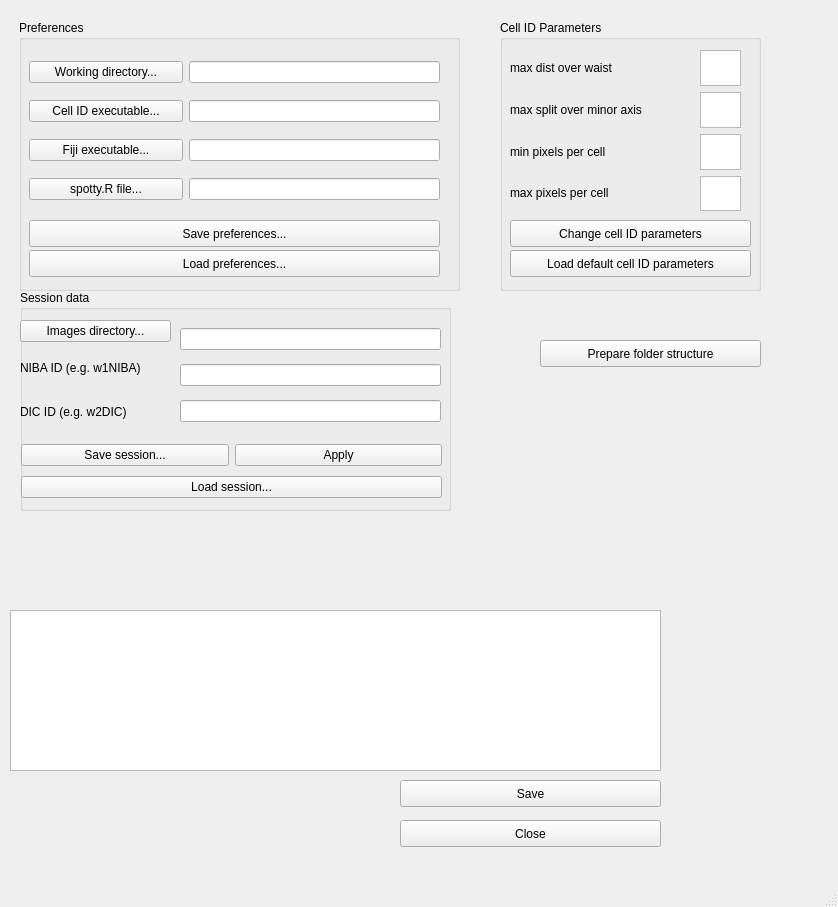
First picture: the form in src/MainWindow.ui, repository holzwok/Berufspraktikum, before the edit.
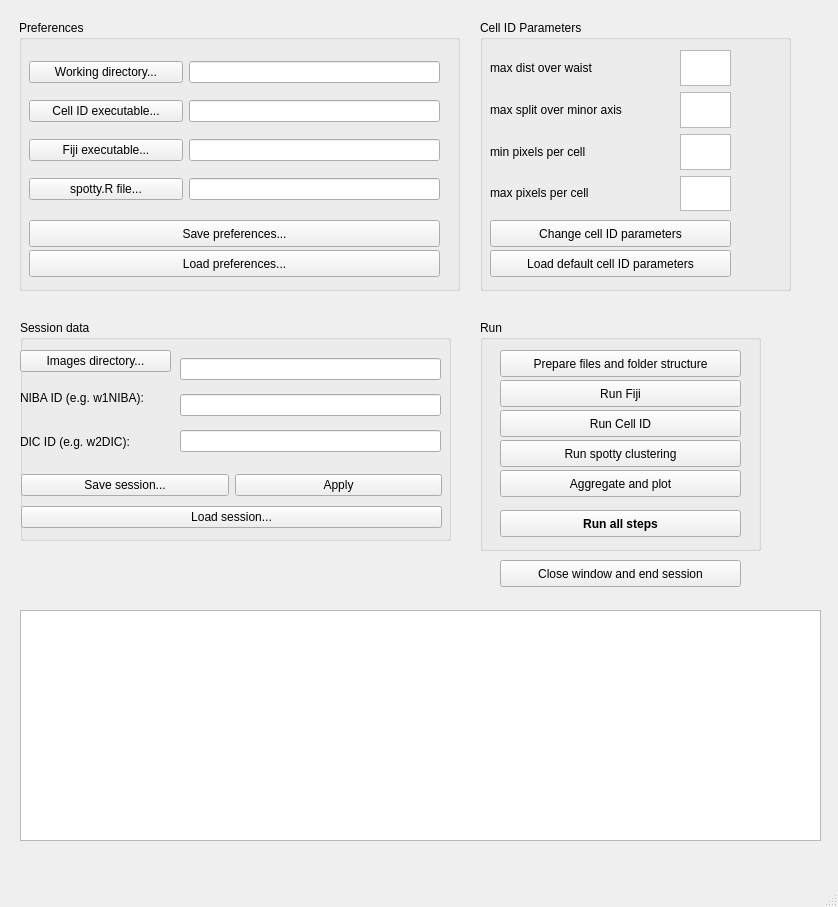
Second picture: the form after the edit. Icons and pictures are not drawn.

What changed in the file:
```diff
--- a/src/MainWindow.ui
+++ b/src/MainWindow.ui
@@ -21,35 +21,22 @@
    <widget class="QPushButton" name="pushButton_2">
     <property name="geometry">
      <rect>
-      <x>400</x>
-      <y>820</y>
-      <width>261</width>
-      <height>27</height>
-     </rect>
-    </property>
-    <property name="text">
-     <string>Close</string>
-    </property>
-   </widget>
-   <widget class="QPushButton" name="button_save">
-    <property name="geometry">
-     <rect>
-      <x>400</x>
-      <y>780</y>
-      <width>261</width>
-      <height>27</height>
-     </rect>
-    </property>
-    <property name="text">
-     <string>Save</string>
-    </property>
-   </widget>
-   <widget class="QGroupBox" name="groupBox">
-    <property name="geometry">
-     <rect>
       <x>500</x>
+      <y>560</y>
+      <width>241</width>
+      <height>27</height>
+     </rect>
+    </property>
+    <property name="text">
+     <string>Close window and end session</string>
+    </property>
+   </widget>
+   <widget class="QGroupBox" name="groupBox">
+    <property name="geometry">
+     <rect>
+      <x>480</x>
       <y>20</y>
-      <width>261</width>
+      <width>311</width>
       <height>271</height>
      </rect>
     </property>
@@ -136,22 +123,50 @@
       <rect>
        <x>200</x>
        <y>30</y>
-       <width>41</width>
+       <width>51</width>
        <height>161</height>
       </rect>
      </property>
      <layout class="QVBoxLayout" name="verticalLayout_4">
       <item>
-       <widget class="QTextEdit" name="max_dist_over_waist"/>
+       <widget class="QTextEdit" name="max_dist_over_waist">
+        <property name="verticalScrollBarPolicy">
+         <enum>Qt::ScrollBarAlwaysOff</enum>
+        </property>
+        <property name="horizontalScrollBarPolicy">
+         <enum>Qt::ScrollBarAlwaysOff</enum>
+        </property>
+       </widget>
       </item>
       <item>
-       <widget class="QTextEdit" name="max_split_over_minor_axis"/>
+       <widget class="QTextEdit" name="max_split_over_minor_axis">
+        <property name="verticalScrollBarPolicy">
+         <enum>Qt::ScrollBarAlwaysOff</enum>
+        </property>
+        <property name="horizontalScrollBarPolicy">
+         <enum>Qt::ScrollBarAlwaysOff</enum>
+        </property>
+       </widget>
       </item>
       <item>
-       <widget class="QTextEdit" name="min_pixels_per_cell"/>
+       <widget class="QTextEdit" name="min_pixels_per_cell">
+        <property name="verticalScrollBarPolicy">
+         <enum>Qt::ScrollBarAlwaysOff</enum>
+        </property>
+        <property name="horizontalScrollBarPolicy">
+         <enum>Qt::ScrollBarAlwaysOff</enum>
+        </property>
+       </widget>
       </item>
       <item>
-       <widget class="QTextEdit" name="max_pixels_per_cell"/>
+       <widget class="QTextEdit" name="max_pixels_per_cell">
+        <property name="verticalScrollBarPolicy">
+         <enum>Qt::ScrollBarAlwaysOff</enum>
+        </property>
+        <property name="horizontalScrollBarPolicy">
+         <enum>Qt::ScrollBarAlwaysOff</enum>
+        </property>
+       </widget>
       </item>
      </layout>
     </widget>
@@ -159,26 +174,13 @@
    <widget class="QTextEdit" name="log_window">
     <property name="geometry">
      <rect>
-      <x>10</x>
+      <x>20</x>
       <y>610</y>
-      <width>651</width>
-      <height>161</height>
+      <width>801</width>
+      <height>231</height>
      </rect>
     </property>
    </widget>
-   <widget class="QPushButton" name="prepare_structure">
-    <property name="geometry">
-     <rect>
-      <x>540</x>
-      <y>340</y>
-      <width>221</width>
-      <height>27</height>
-     </rect>
-    </property>
-    <property name="text">
-     <string>Prepare folder structure</string>
-    </property>
-   </widget>
    <widget class="QGroupBox" name="groupBox_2">
     <property name="geometry">
      <rect>
@@ -310,7 +312,7 @@
     <property name="geometry">
      <rect>
       <x>20</x>
-      <y>290</y>
+      <y>320</y>
       <width>431</width>
       <height>221</height>
      </rect>
@@ -338,14 +340,14 @@
       <item>
        <widget class="QLabel" name="label_5">
         <property name="text">
-         <string>NIBA ID (e.g. w1NIBA)</string>
+         <string>NIBA ID (e.g. w1NIBA):</string>
         </property>
        </widget>
       </item>
       <item>
        <widget class="QLabel" name="label_6">
         <property name="text">
-         <string>DIC ID (e.g. w2DIC)</string>
+         <string>DIC ID (e.g. w2DIC):</string>
         </property>
        </widget>
       </item>
@@ -416,6 +418,103 @@
      </layout>
     </widget>
    </widget>
+   <widget class="QGroupBox" name="groupBox_4">
+    <property name="geometry">
+     <rect>
+      <x>480</x>
+      <y>320</y>
+      <width>281</width>
+      <height>231</height>
+     </rect>
+    </property>
+    <property name="title">
+     <string>Run</string>
+    </property>
+    <widget class="QPushButton" name="pb_run_cell_id">
+     <property name="geometry">
+      <rect>
+       <x>20</x>
+       <y>90</y>
+       <width>241</width>
+       <height>27</height>
+      </rect>
+     </property>
+     <property name="text">
+      <string>Run Cell ID</string>
+     </property>
+    </widget>
+    <widget class="QPushButton" name="pb_run_fiji">
+     <property name="geometry">
+      <rect>
+       <x>20</x>
+       <y>60</y>
+       <width>241</width>
+       <height>27</height>
+      </rect>
+     </property>
+     <property name="text">
+      <string>Run Fiji</string>
+     </property>
+    </widget>
+    <widget class="QPushButton" name="prepare_structure">
+     <property name="geometry">
+      <rect>
+       <x>20</x>
+       <y>30</y>
+       <width>241</width>
+       <height>27</height>
+      </rect>
+     </property>
+     <property name="text">
+      <string>Prepare files and folder structure</string>
+     </property>
+    </widget>
+    <widget class="QPushButton" name="pb_run_spotty">
+     <property name="geometry">
+      <rect>
+       <x>20</x>
+       <y>120</y>
+       <width>241</width>
+       <height>27</height>
+      </rect>
+     </property>
+     <property name="text">
+      <string>Run spotty clustering</string>
+     </property>
+    </widget>
+    <widget class="QPushButton" name="pb_aggregate_and_plot">
+     <property name="geometry">
+      <rect>
+       <x>20</x>
+       <y>150</y>
+       <width>241</width>
+       <height>27</height>
+      </rect>
+     </property>
+     <property name="text">
+      <string>Aggregate and plot</string>
+     </property>
+    </widget>
+    <widget class="QPushButton" name="pb_run_all_steps">
+     <property name="geometry">
+      <rect>
+       <x>20</x>
+       <y>190</y>
+       <width>241</width>
+       <height>27</height>
+      </rect>
+     </property>
+     <property name="font">
+      <font>
+       <weight>75</weight>
+       <bold>true</bold>
+      </font>
+     </property>
+     <property name="text">
+      <string>Run all steps</string>
+     </property>
+    </widget>
+   </widget>
   </widget>
   <widget class="QMenuBar" name="menubar">
    <property name="geometry">
```
